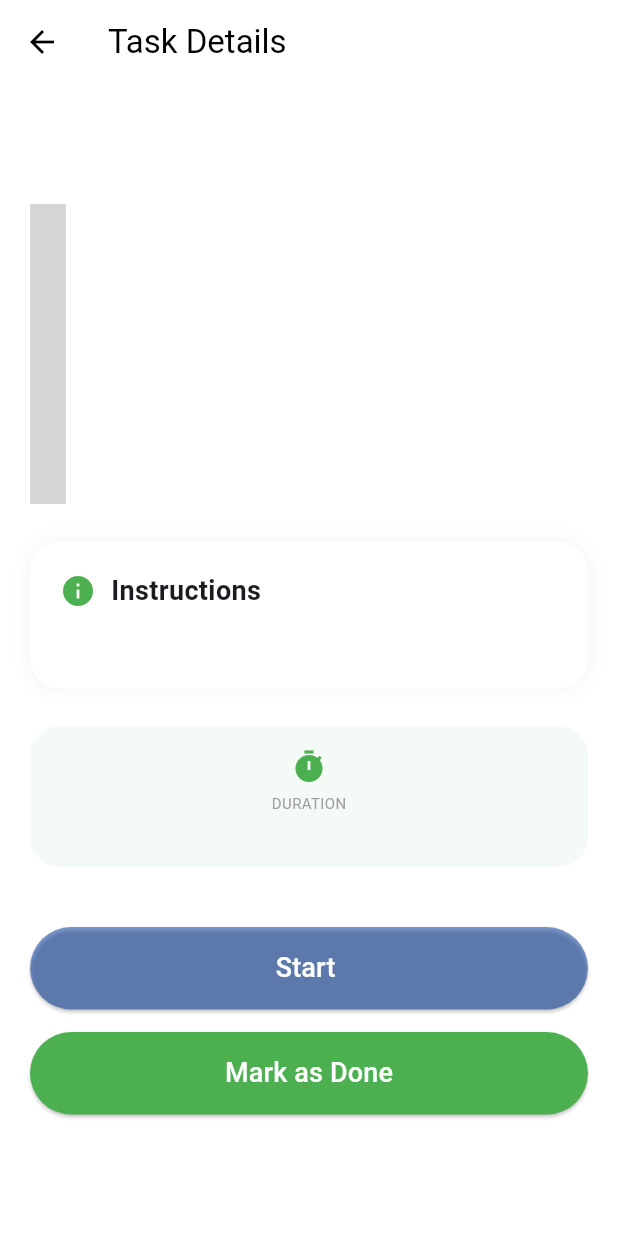
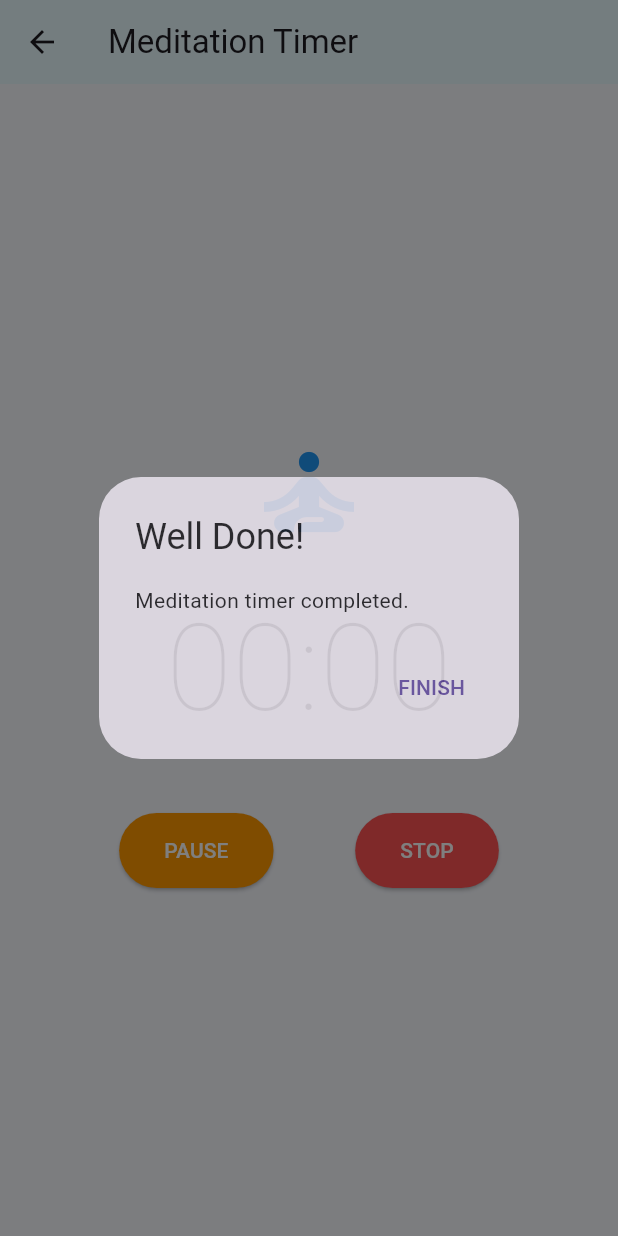
Before and after one commit to Nimradha/mind_focus_app, a Flutter app: the TaskDetailScreen screen opened directly with empty values, after a tap on "Start", on a phone screen of 412 x 824 dp. Run offline on Flutter 3.47's test engine with Material 3 defaults, Android fonts, the phone set to English and light mode, and no system bars; our stand-ins replace audioplayers, cloud_firestore, confetti, firebase_auth, firebase_core, google_sign_in and 1 more; missing offline and left inert: alarm, syncfusion_flutter_pdfviewer; accounts and stored records are empty; grey boxes are pictures that could not be loaded.

Commit message:
Added timer page for meditation

```diff
--- a/lib/screens/details.dart
+++ b/lib/screens/details.dart
@@ -1,6 +1,7 @@
 import 'package:flutter/material.dart';
 // Replace 'home_screen.dart' with the actual filename of your home screen
 import 'home_screen.dart';
+import 'meditation_timer_screen.dart';
 
 class TaskDetailScreen extends StatelessWidget {
   final Exercise exercise;
@@ -58,8 +59,15 @@ class TaskDetailScreen extends StatelessWidget {
             const SizedBox(height: 40),
             ElevatedButton(
               onPressed: () {
-                // TODO: Add logic to open the actual game or timer here
-                exercise.onStart();
+                // Navigate to the dedicated meditation timer screen
+                final minutesMatch = RegExp(r'(\d+)').firstMatch(exercise.duration);
+                final minutes = minutesMatch != null ? int.parse(minutesMatch.group(0)!) : 0;
+                Navigator.push(
+                  context,
+                  MaterialPageRoute(
+                    builder: (_) => MeditationTimerScreen(minutes: minutes),
+                  ),
+                );
               },
               style: ElevatedButton.styleFrom(
                 backgroundColor: const Color(0x880D41A1), // Deep Blue color
--- /dev/null
+++ b/lib/screens/meditation_timer_screen.dart
@@ -0,0 +1,160 @@
+import 'dart:async';
+import 'package:flutter/material.dart';
+import 'package:audioplayers/audioplayers.dart';
+
+class MeditationTimerScreen extends StatefulWidget {
+  final int minutes; // duration in minutes
+  const MeditationTimerScreen({super.key, required this.minutes});
+
+  @override
+  State<MeditationTimerScreen> createState() => _MeditationTimerScreenState();
+}
+
+class _MeditationTimerScreenState extends State<MeditationTimerScreen> {
+  late int _secondsRemaining;
+  Timer? _timer;
+  bool _isPaused = false;
+  final AudioPlayer _audioPlayer = AudioPlayer();
+  bool _isMusicPlaying = false;
+
+  @override
+  void initState() {
+    super.initState();
+    _secondsRemaining = widget.minutes * 60;
+    _startAudio();
+    _startTimer();
+  }
+
+  void _startAudio() async {
+    try {
+      await _audioPlayer.setReleaseMode(ReleaseMode.loop);
+      await _audioPlayer.play(AssetSource('audio/meditation.mp3'));
+      _isMusicPlaying = true;
+    } catch (e) {
+      debugPrint('Error playing meditation audio: $e');
+    }
+  }
+
+  void _pauseAudio() async {
+    if (_isMusicPlaying) {
+      await _audioPlayer.pause();
+      _isMusicPlaying = false;
+    }
+  }
+
+  void _resumeAudio() async {
+    if (!_isMusicPlaying) {
+      await _audioPlayer.resume();
+      _isMusicPlaying = true;
+    }
+  }
+
+  void _stopAudio() async {
+    await _audioPlayer.stop();
+    _isMusicPlaying = false;
+  }
+
+  void _startTimer() {
+    _timer = Timer.periodic(const Duration(seconds: 1), (timer) {
+      if (_secondsRemaining > 0 && !_isPaused) {
+        setState(() => _secondsRemaining--);
+      } else if (_secondsRemaining == 0) {
+        _timer?.cancel();
+        _stopAudio();
+        _showCompletionDialog();
+      }
+    });
+  }
+
+  String _formatTime(int seconds) {
+    final mins = seconds ~/ 60;
+    final secs = seconds % 60;
+    return "${mins.toString().padLeft(2, '0')}:${secs.toString().padLeft(2, '0')}";
+  }
+
+  void _showCompletionDialog() {
+    showDialog(
+      context: context,
+      barrierDismissible: false,
+      builder: (context) => AlertDialog(
+        title: const Text('Well Done!'),
+        content: const Text('Meditation timer completed.'),
+        actions: [
+          TextButton(
+            onPressed: () {
+              Navigator.of(context).pop(); // close dialog
+              Navigator.of(context).pop(true); // return to details page
+            },
+            child: const Text('FINISH'),
+          ),
+        ],
+      ),
+    );
+  }
+
+  @override
+  void dispose() {
+    _timer?.cancel();
+    _stopAudio();
+    _audioPlayer.dispose();
+    super.dispose();
+  }
+
+  @override
+  Widget build(BuildContext context) {
+    return Scaffold(
+      backgroundColor: Theme.of(context).brightness == Brightness.dark ? Colors.black : const Color(0xFFF8FAFF),
+      appBar: AppBar(
+        title: const Text('Meditation Timer'),
+        backgroundColor: Theme.of(context).brightness == Brightness.dark ? Colors.black : const Color(0xFFE8FAFF),
+      ),
+      body: Padding(
+        padding: const EdgeInsets.all(25.0),
+        child: Column(
+          mainAxisAlignment: MainAxisAlignment.center,
+          children: [
+            const Icon(Icons.self_improvement, size: 80, color: Colors.blue),
+            const SizedBox(height: 20),
+            Text(
+              _formatTime(_secondsRemaining),
+              style: const TextStyle(fontSize: 80, fontWeight: FontWeight.w200),
+            ),
+            const SizedBox(height: 40),
+            Row(
+              mainAxisAlignment: MainAxisAlignment.spaceEvenly,
+              children: [
+                ElevatedButton(
+                  style: ElevatedButton.styleFrom(
+                    backgroundColor: _isPaused ? Colors.green : Colors.orange,
+                    padding: const EdgeInsets.symmetric(horizontal: 30, vertical: 15),
+                  ),
+                  onPressed: () {
+                setState(() => _isPaused = !_isPaused);
+                if (_isPaused) {
+                  _pauseAudio();
+                } else {
+                  _resumeAudio();
+                }
+              },
+                  child: Text(_isPaused ? 'RESUME' : 'PAUSE', style: const TextStyle(color: Colors.white)),
+                ),
+                ElevatedButton(
+                  style: ElevatedButton.styleFrom(
+                    backgroundColor: Colors.redAccent,
+                    padding: const EdgeInsets.symmetric(horizontal: 30, vertical: 15),
+                  ),
+                  onPressed: () {
+                    _timer?.cancel();
+                    _stopAudio();
+                    Navigator.of(context).pop(false); // stop -> back to details
+                  },
+                  child: const Text('STOP', style: TextStyle(color: Colors.white)),
+                ),
+              ],
+            ),
+          ],
+        ),
+      ),
+    );
+  }
+}
```
Also changed, not shown: lib/screens/home_screen.dart (+10 -12 lines), lib/screens/login_screen.dart (+6 -3 lines), lib/screens/plan_screen.dart (+7 -1 lines).
